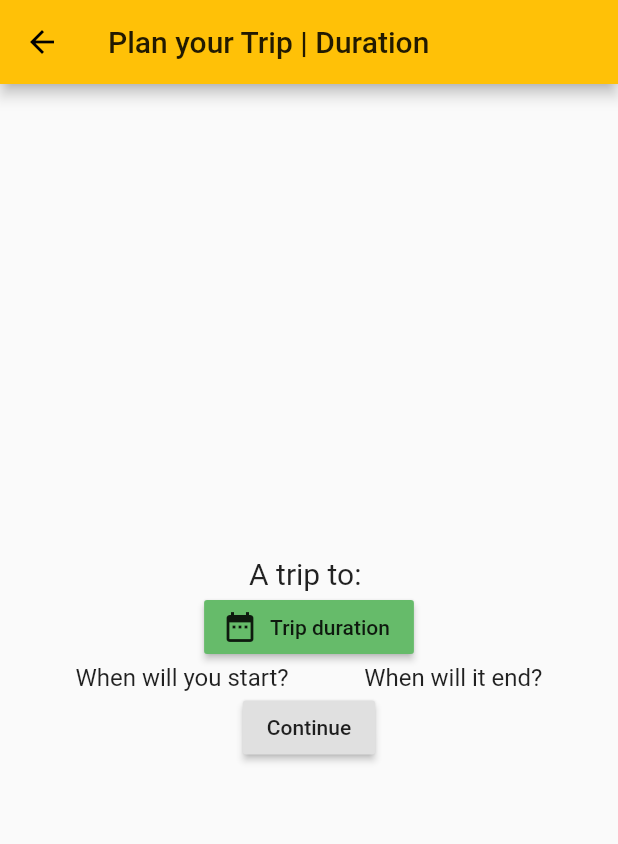
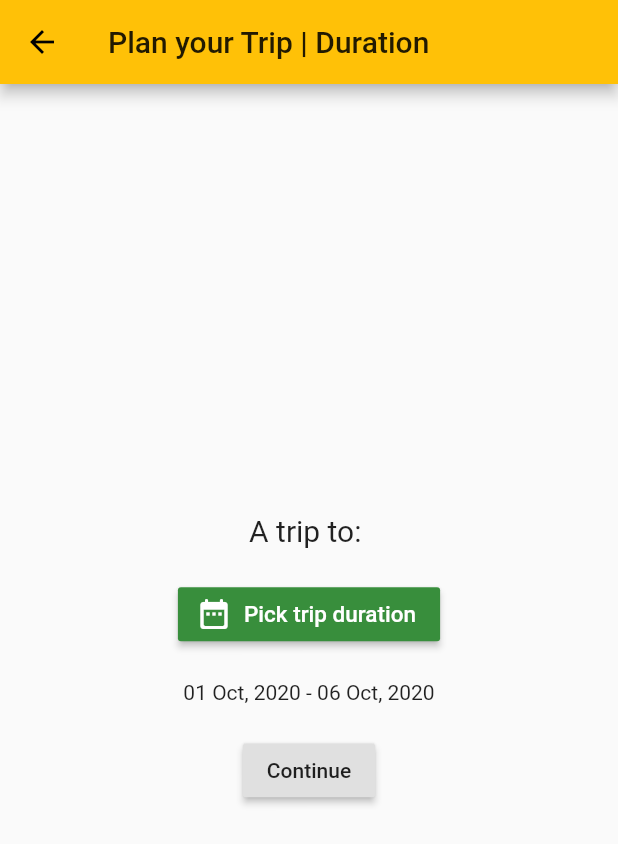
Before and after one commit to VivekJung/TravelBudget, a Flutter app: the NewTripDateView screen opened directly with empty values, on a phone screen of 412 x 824 dp. Shown: the top 844 px of the screen. Run offline on Flutter 3.47's test engine with Material 2 defaults, Android fonts, the phone set to English and light mode, and no system bars; our stand-ins replace cloud_firestore, firebase_core; missing offline and left inert: date_range_picker; accounts and stored records are empty.

Commit message:
datepicker plugin

```diff
--- a/lib/Screens/newTrips/dateView.dart
+++ b/lib/Screens/newTrips/dateView.dart
@@ -2,6 +2,7 @@ import 'package:TravelBudget/Screens/newTrips/budgetView.dart';
 import 'package:flutter/material.dart';
 import 'package:TravelBudget/models/Trips.dart';
 import 'package:date_range_picker/date_range_picker.dart' as DateRagePicker;
+import 'package:intl/intl.dart';
 
 class NewTripDateView extends StatefulWidget {
   final Trip trip;
@@ -49,28 +50,41 @@ class _NewTripDateViewState extends State<NewTripDateView> {
               'A trip to: ${widget.trip.title}',
               style: TextStyle(fontSize: 20),
             ),
+            SizedBox(height: 20),
             RaisedButton.icon(
-                onPressed: () async {
-                  displayDateRangePicker(context);
-                },
-                icon: Icon(Icons.date_range),
-                color: Colors.green[400],
-                label: Text('Trip duration')),
+              onPressed: () async {
+                displayDateRangePicker(context);
+              },
+              icon: Icon(
+                Icons.date_range_rounded,
+                size: 24,
+                color: Colors.white,
+              ),
+              color: Colors.green[700],
+              label: Text(
+                'Pick trip duration',
+                style: TextStyle(fontSize: 15, color: Colors.white),
+              ),
+            ),
+            SizedBox(height: 20),
             Container(
               child: Row(
                 mainAxisAlignment: MainAxisAlignment.spaceEvenly,
                 children: [
                   Text(
-                    'When will you start?',
-                    style: TextStyle(fontSize: 16),
-                  ),
-                  Text(
-                    'When will it end?',
-                    style: TextStyle(fontSize: 16),
-                  ),
+                      "${DateFormat('dd MMM, yyyy').format(_startDate).toString()} - ${DateFormat('dd MMM, yyyy').format(_endDate).toString()}"),
+                  // Text(
+                  //   'Starting on: ',
+                  //   style: TextStyle(fontSize: 16),
+                  // ),
+                  // Text(
+                  //   'Ending on: ',
+                  //   style: TextStyle(fontSize: 16),
+                  // ),
                 ],
               ),
             ),
+            SizedBox(height: 20),
             RaisedButton(
               child: Text('Continue'),
               onPressed: () {
```
